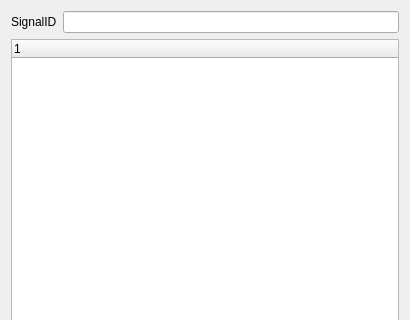
whiteman-kr/u7set, file Monitor/DialogSignalSearch.ui: the form before one commit; both pictures show x 0 to 410 and y 0 to 320 of the 410 by 458 pixel window.
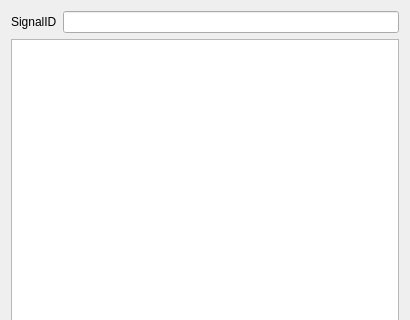
The form after the commit.

Commit message: RPCT-946, Monitor: Search Signal dialog now user model-view architecture

What changed in the file:
```diff
--- a/Monitor/DialogSignalSearch.ui
+++ b/Monitor/DialogSignalSearch.ui
@@ -31,19 +31,7 @@
       </layout>
      </item>
      <item>
-      <widget class="QTreeWidget" name="signalsTree">
-       <property name="rootIsDecorated">
-        <bool>false</bool>
-       </property>
-       <attribute name="headerVisible">
-        <bool>true</bool>
-       </attribute>
-       <column>
-        <property name="text">
-         <string notr="true">1</string>
-        </property>
-       </column>
-      </widget>
+      <widget class="QTableView" name="tableView"/>
      </item>
      <item>
       <widget class="QLabel" name="labelFound">
```
The commit also changes 3 other files.
